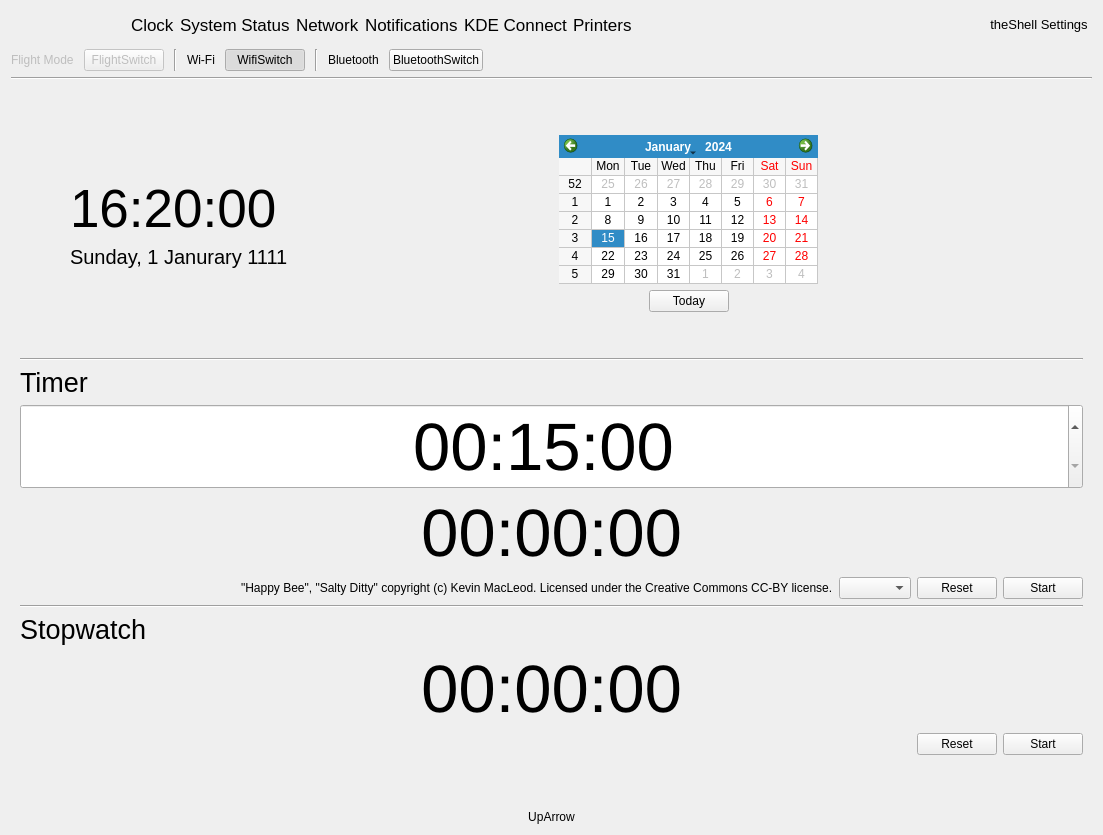
The window that infopanedropdown.ui (vicr123/theshell) describes before a commit, drawn with Qt 5.
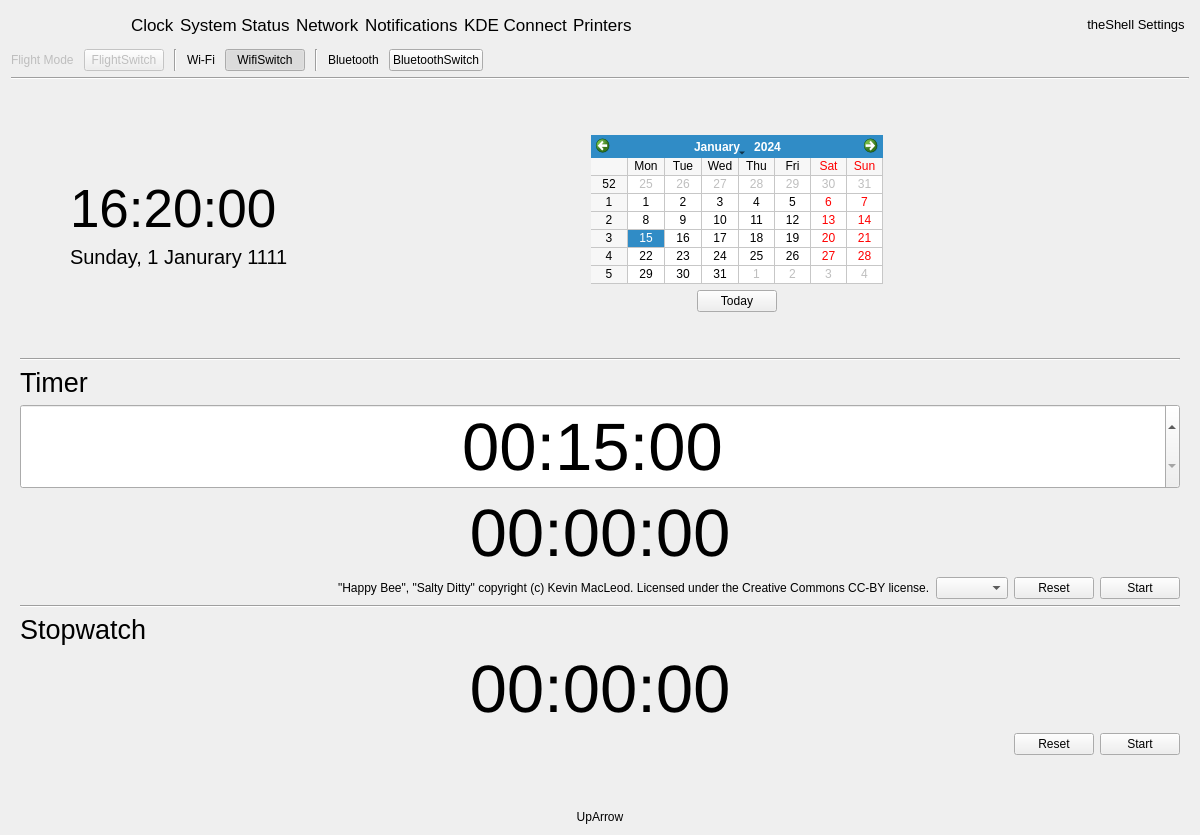
The same window after the commit. The open tabs and pages were chosen to show the change. Icons and pictures are not drawn. Custom widgets are drawn as their Qt base class.

```diff
--- a/infopanedropdown.ui
+++ b/infopanedropdown.ui
@@ -6,7 +6,7 @@
    <rect>
     <x>0</x>
     <y>0</y>
-    <width>964</width>
+    <width>1200</width>
     <height>835</height>
    </rect>
   </property>
@@ -546,14 +546,14 @@
              <second>0</second>
              <year>1969</year>
              <month>11</month>
-             <day>6</day>
+             <day>5</day>
             </datetime>
            </property>
            <property name="date">
             <date>
              <year>1969</year>
              <month>11</month>
-             <day>6</day>
+             <day>5</day>
             </date>
            </property>
            <property name="displayFormat">
```
Left out of the diff: 12 changed lines with no effect on the pictures.
